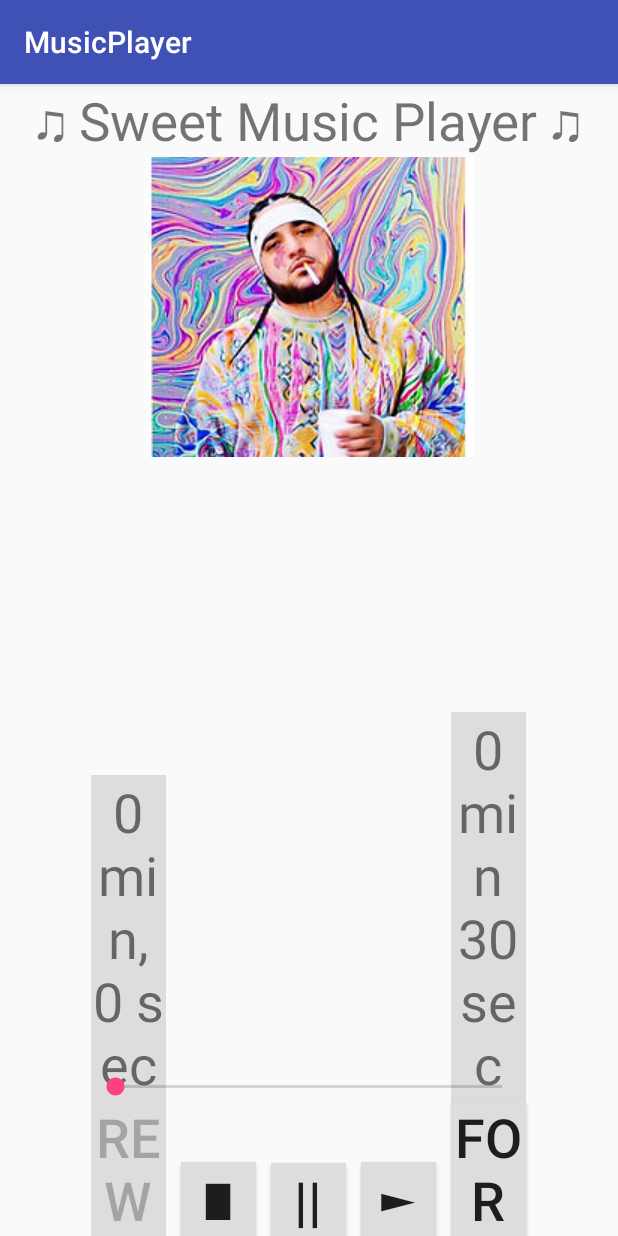
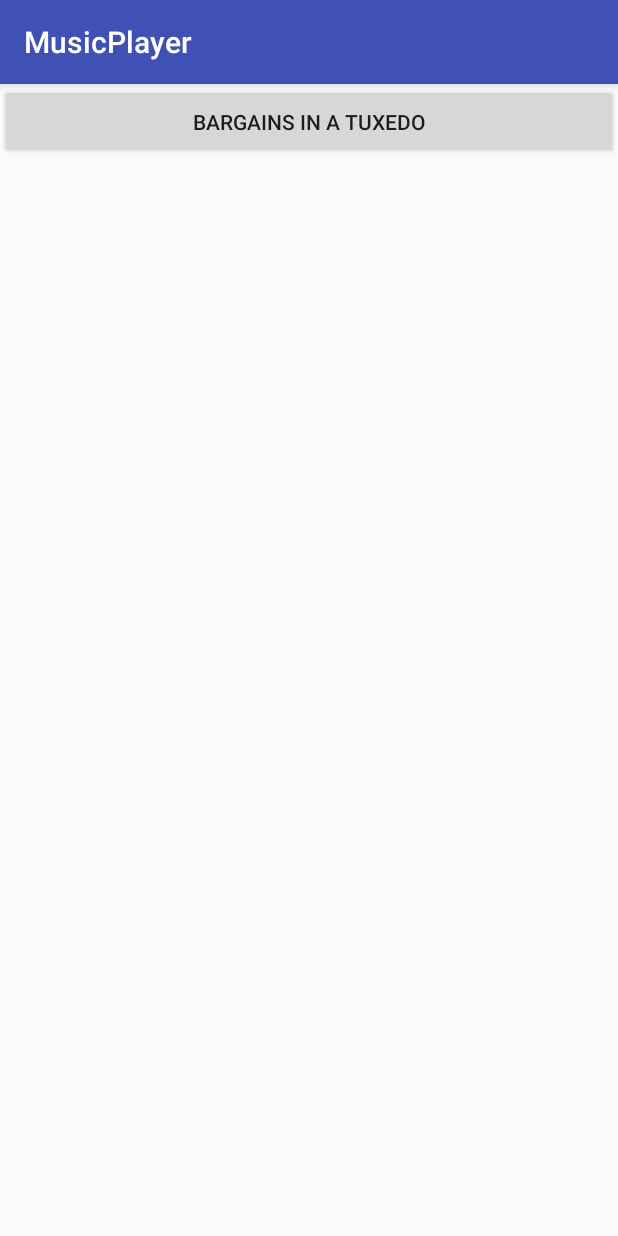
Before and after one commit to denismakhlin/MusicPlayer, an Android app: the screen it shows after launch (MainActivity before the commit, SongPicker after it), on a phone screen of 412 x 824 dp. Run offline under Robolectric (Android 15) with nearby library versions, the light colour scheme and no system bars.

Commit message:
Milestone 5 Complete

```diff
--- a/app/src/main/AndroidManifest.xml
+++ b/app/src/main/AndroidManifest.xml
@@ -9,6 +9,8 @@
         android:supportsRtl="true"
         android:theme="@style/AppTheme">
         <activity android:name=".MainActivity">
+        </activity>
+        <activity android:name=".SongPicker">
             <intent-filter>
                 <action android:name="android.intent.action.MAIN" />
 
--- a/app/src/main/java/android/makhlind/musicplayer/MainActivity.java
+++ b/app/src/main/java/android/makhlind/musicplayer/MainActivity.java
@@ -58,7 +58,7 @@ public class MainActivity extends AppCompatActivity {
         int endSeconds = ((int) (finalTimeMS / 1000)) %60;
 
         finalTimeView = (TextView) findViewById(R.id.view11);
-        finalTimeView.setText(endMinutes + " min " + endSeconds + " sec");
+        finalTimeView.setText(endMinutes + ":" + endSeconds);
 
         playButtonVar = (Button) findViewById(R.id.view8);
         pauseButtonVar = (Button) findViewById(R.id.view7);
@@ -79,8 +79,8 @@ public class MainActivity extends AppCompatActivity {
         String songTitle = songInfo.extractMetadata(MediaMetadataRetriever.METADATA_KEY_TITLE);
         String songAuthor = songInfo.extractMetadata(MediaMetadataRetriever.METADATA_KEY_ARTIST);
 
-        title.setText(songTitle);
-        author.setText(songAuthor);
+        title.setText("Song: " + songTitle);
+        author.setText("Artist: " + songAuthor);
 
     }
 
@@ -94,16 +94,11 @@ public class MainActivity extends AppCompatActivity {
             int currentSeconds = ((int) (currentTimeMS / 1000)) % 60;
 
             currentTimeView = (TextView) findViewById(R.id.view10);
-            currentTimeView.setText(currentMinutes + " min, " + currentSeconds + " sec");
+            currentTimeView.setText(currentMinutes + ":" + currentSeconds);
 
-            //For Rewind / Forward Buttons
             if(currentTimeMS > 5000) {
                 rewindButtonVar.setEnabled(true);
             }
-            else {
-                rewindButtonVar.setEnabled(false);
-            }
-
             if(currentTimeMS < finalTimeMS - 5000) {
                 forwardButtonVar.setEnabled(true);
             }
--- /dev/null
+++ b/app/src/main/java/android/makhlind/musicplayer/SongPicker.java
@@ -0,0 +1,27 @@
+package android.makhlind.musicplayer;
+
+import android.content.Intent;
+import android.support.v7.app.AppCompatActivity;
+import android.os.Bundle;
+import android.view.View;
+import android.widget.Button;
+
+
+public class SongPicker extends AppCompatActivity {
+
+    private Button chooseButtonVar;
+    Intent launchSongPlayer;
+
+    @Override
+    protected void onCreate(Bundle savedInstanceState) {
+        super.onCreate(savedInstanceState);
+        setContentView(R.layout.activity_song_picker);
+        chooseButtonVar = (Button) findViewById(R.id.chooseButton1);
+        launchSongPlayer = new Intent(this, MainActivity.class);
+    }
+
+    public void chooseSong(View view) {
+        chooseButtonVar.setEnabled(true);
+        startActivity(launchSongPlayer);
+    }
+}
--- a/app/src/main/res/layout/activity_main.xml
+++ b/app/src/main/res/layout/activity_main.xml
@@ -11,6 +11,8 @@
         android:layout_alignParentTop="true"
         android:layout_centerHorizontal="true"
         android:text="\u266b Sweet Music Player \u266b"
+        android:layout_marginBottom="30dp"
+        android:layout_marginTop="10dp"
         android:textSize="35sp" />
 
     <ImageView
@@ -22,24 +24,6 @@
         android:layout_centerHorizontal="true"
         />
 
-    <TextView
-        android:id="@+id/view3"
-        android:layout_width="wrap_content"
-        android:layout_height="wrap_content"
-        android:layout_below="@+id/view2"
-        android:layout_centerHorizontal="true"
-
-        android:textSize="36sp" />
-
-
-    <TextView
-        android:id="@+id/view4"
-        android:layout_width="wrap_content"
-        android:layout_height="wrap_content"
-        android:layout_centerInParent="true"
-        android:layout_below="@+id/view3"
-
-        android:textSize="36sp"/>
 
     <Button
         android:id="@+id/view5"
@@ -48,7 +32,7 @@
         android:layout_toLeftOf="@+id/view6"
         android:layout_alignParentBottom="true"
         android:background="#ddd"
-        android:text="rew"
+        android:text="R"
         android:layout_marginRight="10dp"
         android:gravity="center"
         android:onClick="rewindSong"
@@ -100,7 +84,7 @@
         android:layout_toRightOf="@id/view8"
         android:layout_alignParentBottom="true"
         android:background="#ddd"
-        android:text="for"
+        android:text="F"
         android:layout_marginLeft="10dp"
         android:gravity="center"
         android:onClick="forwardSong"
@@ -108,36 +92,50 @@
 
     <TextView
         android:id="@+id/view10"
-        android:layout_width="50dp"
+        android:layout_width="wrap_content"
         android:layout_height="wrap_content"
-        android:layout_above="@id/view9"
-        android:layout_alignParentTop="@id/view9"
+        android:layout_above="@+id/seekBar"
         android:layout_toLeftOf="@id/view6"
         android:layout_marginRight="10dp"
-        android:background="#ddd"
         android:gravity="center"
-        android:onClick="playSong"
-        android:textSize="36sp"/>
+        android:textSize="15sp"/>
 
     <TextView
         android:id="@+id/view11"
-        android:layout_width="50dp"
+        android:layout_width="wrap_content"
         android:layout_height="wrap_content"
-        android:layout_above="@id/view9"
-        android:layout_alignParentTop="@id/view9"
+        android:layout_above="@+id/seekBar"
         android:layout_toRightOf="@id/view8"
-        android:background="#ddd"
         android:layout_marginLeft="10dp"
         android:gravity="center"
-        android:onClick="playSong"
-        android:textSize="36sp"/>
+        android:textSize="15sp"/>
 
     <SeekBar
         android:id="@+id/seekBar"
         android:layout_width="wrap_content"
         android:layout_height="wrap_content"
-        android:layout_above="@id/view5"
+        android:layout_above="@id/view7"
         android:layout_alignLeft="@id/view5"
         android:layout_alignRight="@id/view9"/>
 
+    <TextView
+        android:id="@+id/view3"
+        android:layout_width="wrap_content"
+        android:layout_height="wrap_content"
+        android:layout_centerHorizontal="true"
+        android:gravity="center"
+        android:textSize="36sp"
+        android:layout_marginTop="50dp"
+        android:layout_below="@+id/view2"/>
+
+    <TextView
+        android:id="@+id/view4"
+        android:layout_marginTop="25dp"
+        android:layout_width="wrap_content"
+        android:layout_height="wrap_content"
+        android:layout_centerHorizontal="true"
+        android:layout_below="@+id/view3"
+        android:textSize="36sp"/>
+
+
 </RelativeLayout>
--- /dev/null
+++ b/app/src/main/res/layout/activity_song_picker.xml
@@ -0,0 +1,21 @@
+<?xml version="1.0" encoding="utf-8"?>
+<RelativeLayout xmlns:android="http://schemas.android.com/apk/res/android"
+    xmlns:tools="http://schemas.android.com/tools"
+    android:id="@+id/activity_song_picker"
+    android:layout_width="match_parent"
+    android:layout_height="match_parent"
+    tools:context="android.makhlind.musicplayer.SongPicker">
+
+    <Button
+        android:id="@+id/chooseButton1"
+        android:layout_width="match_parent"
+        android:layout_height="50dp"
+        android:layout_centerHorizontal="true"
+        android:text="Bargains in a tuxedo"
+        android:onClick="chooseSong"
+        />
+
+
+
+
+</RelativeLayout>
```
Also changed, not shown: 2 other files.
